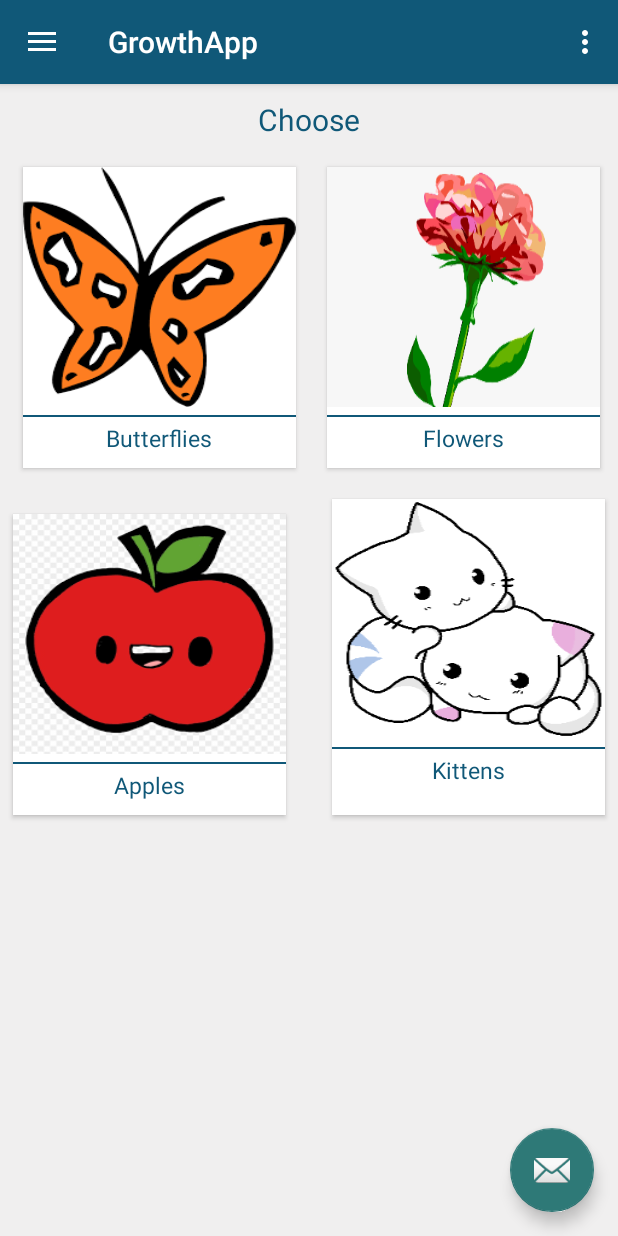
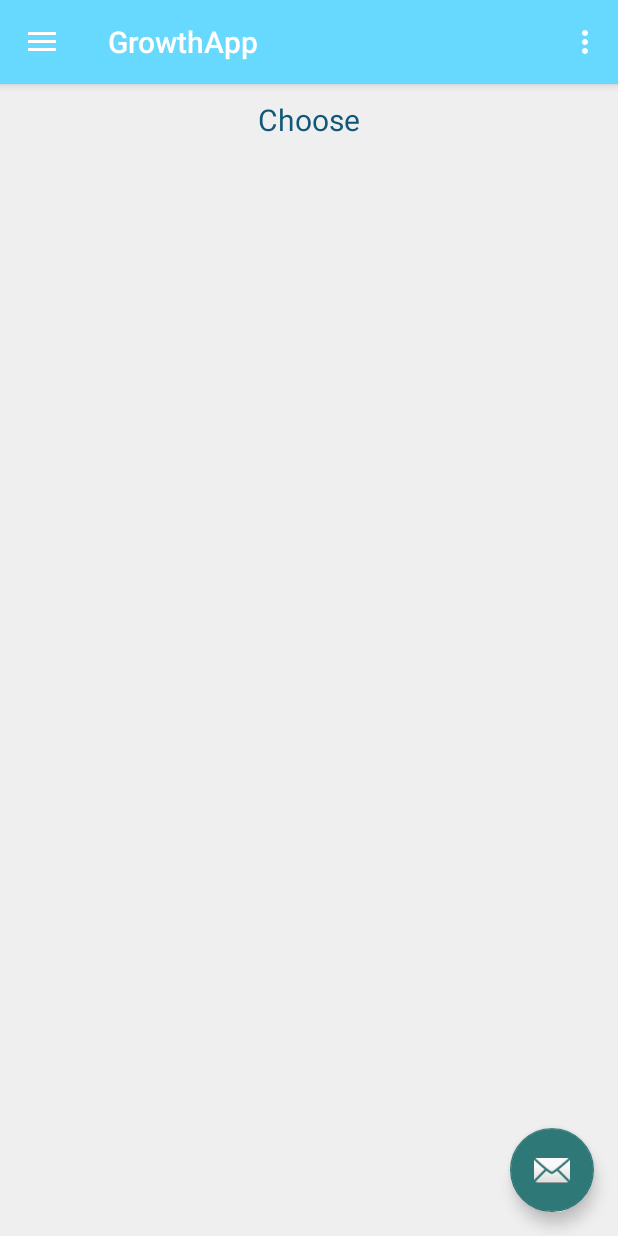
Before and after one commit to NouraS98/GrowthApp, an Android app: the fragment ClassFragment placed in its activity, on a phone screen of 412 x 824 dp. Run offline under Robolectric (Android 15) with nearby library versions, the phone set to English and light mode, and no system bars.

Commit message:
version4

```diff
--- a/app/src/main/java/sa/ksu/swe444/ClassFragment.java
+++ b/app/src/main/java/sa/ksu/swe444/ClassFragment.java
@@ -54,33 +54,33 @@ public class ClassFragment extends Fragment {
         recyclerView.setItemAnimator(new DefaultItemAnimator());
         recyclerView.setAdapter(adapter);
 
-        prepareAlbums();
+//        prepareAlbums();
 
         return v;
     }
-
-    private void prepareAlbums() {
-        int[] covers = new int[]{
-                R.drawable.butterfly,
-                R.drawable.flower,
-                R.drawable.apple,
-                R.drawable.cat
-        };
-
-        Class a = new Class("Butterflies", covers[0]);
-        albumList.add(a);
-
-        a = new Class("Flowers", covers[1]);
-        albumList.add(a);
-
-        a = new Class("Apples", covers[2]);
-        albumList.add(a);
-
-        a = new Class("Kittens", covers[3]);
-        albumList.add(a);
-
-        adapter.notifyDataSetChanged();
-    }
+//
+//    private void prepareAlbums() {
+//        int[] covers = new int[]{
+//                R.drawable.butterfly,
+//                R.drawable.flower,
+//                R.drawable.apple,
+//                R.drawable.cat
+//        };
+//
+//        Class a = new Class("Butterflies", covers[0]);
+//        albumList.add(a);
+//
+//        a = new Class("Flowers", covers[1]);
+//        albumList.add(a);
+//
+//        a = new Class("Apples", covers[2]);
+//        albumList.add(a);
+//
+//        a = new Class("Kittens", covers[3]);
+//        albumList.add(a);
+//
+//        adapter.notifyDataSetChanged();
+//    }
 
     /**
      * RecyclerView item decoration - give equal margin around grid item
--- a/app/src/main/res/layout/app_bar_main.xml
+++ b/app/src/main/res/layout/app_bar_main.xml
@@ -15,7 +15,7 @@
             android:id="@+id/toolbar"
             android:layout_width="match_parent"
             android:layout_height="?attr/actionBarSize"
-            android:background="?attr/colorPrimary"
+            android:background="#67D8FE"
             app:popupTheme="@style/AppTheme.PopupOverlay" />
 
     </com.google.android.material.appbar.AppBarLayout>
```
